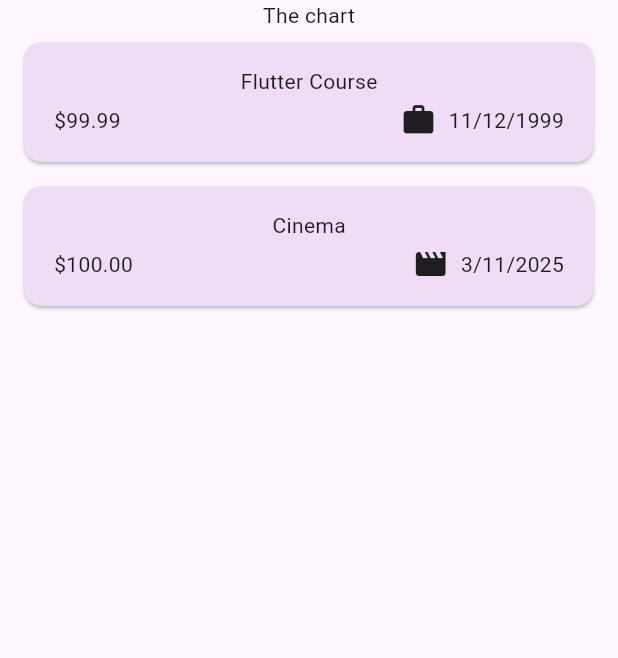
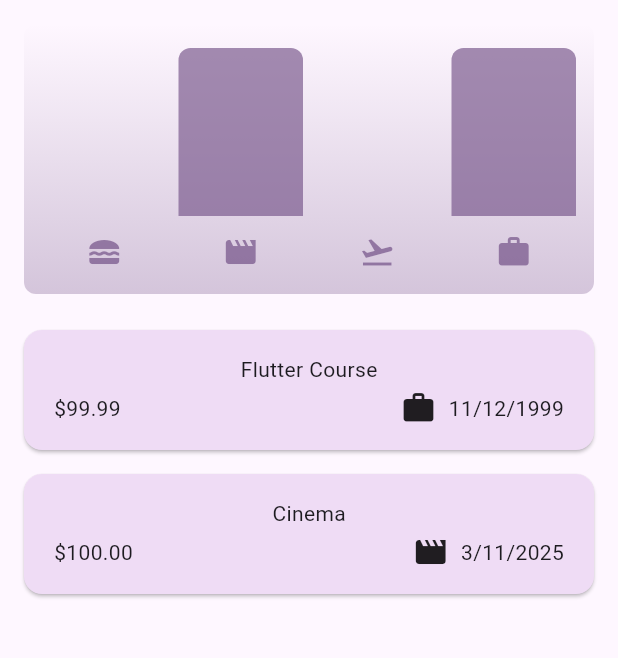
Before and after one commit to quanxutk1/flutter, a Flutter app: the screen it shows after launch, on a phone screen of 412 x 824 dp, the part 84-742 px from its top. Run offline on Flutter 3.47's test engine with Material 3 defaults, Android fonts, the phone set to English and light mode, and no system bars.

Commit message:
finished section 3

```diff
--- a/lib/models/main.dart
+++ b/lib/Section_III/main.dart
@@ -1,11 +1,18 @@
 import 'package:flutter/material.dart';
-import 'package:my_app/models/expenses.dart';
+import 'package:my_app/Section_III/widgets/expenses.dart';
 
-var kColorScheme =
-    ColorScheme.fromSeed(seedColor: Color.fromARGB(255, 96, 59, 118));
+var kColorScheme = ColorScheme.fromSeed(
+  seedColor: Color.fromARGB(255, 96, 59, 118),
+);
+var kDarkColorScheme = ColorScheme.fromSeed(
+  seedColor: Color.fromARGB(255, 5, 99, 125),
+);
 void main() {
   runApp(
     MaterialApp(
+      darkTheme: ThemeData().copyWith(
+        colorScheme: kDarkColorScheme,
+      ),
       theme: ThemeData().copyWith(
           colorScheme: kColorScheme,
           appBarTheme: AppBarTheme().copyWith(
--- a/lib/class/expense.dart
+++ b/lib/Section_III/models/expense.dart
@@ -32,3 +32,21 @@ class Expense {
     return formater.format(date);
   }
 }
+
+class ExpenseBucket {
+  const ExpenseBucket({required this.category, required this.expenses});
+  ExpenseBucket.forCategory(List<Expense> allExpenses, this.category)
+      : expenses =
+            allExpenses.where((expene) => expene.category == category).toList();
+
+  final Category category;
+  final List<Expense> expenses;
+
+  double get totalExpenses {
+    double sum = 0;
+    for (Expense expense in expenses) {
+      sum += expense.amount;
+    }
+    return sum;
+  }
+}
--- /dev/null
+++ b/lib/Section_III/widgets/chart/chart.dart
@@ -0,0 +1,95 @@
+import 'package:flutter/material.dart';
+
+import 'package:my_app/Section_III/models/expense.dart';
+import 'package:my_app/Section_III/widgets/chart/chart_bar.dart';
+
+class Chart extends StatelessWidget {
+  const Chart({super.key, required this.expenses});
+
+  final List<Expense> expenses;
+
+  List<ExpenseBucket> get buckets {
+    return [
+      ExpenseBucket.forCategory(expenses, Category.food),
+      ExpenseBucket.forCategory(expenses, Category.leisure),
+      ExpenseBucket.forCategory(expenses, Category.travel),
+      ExpenseBucket.forCategory(expenses, Category.work),
+    ];
+  }
+
+  double get maxTotalExpense {
+    double maxTotalExpense = 0;
+
+    for (final bucket in buckets) {
+      if (bucket.totalExpenses > maxTotalExpense) {
+        maxTotalExpense = bucket.totalExpenses;
+      }
+    }
+
+    return maxTotalExpense;
+  }
+
+  @override
+  Widget build(BuildContext context) {
+    final isDarkMode =
+        MediaQuery.of(context).platformBrightness == Brightness.dark;
+    return Container(
+      margin: const EdgeInsets.all(16),
+      padding: const EdgeInsets.symmetric(
+        vertical: 16,
+        horizontal: 8,
+      ),
+      width: double.infinity,
+      height: 180,
+      decoration: BoxDecoration(
+        borderRadius: BorderRadius.circular(8),
+        gradient: LinearGradient(
+          colors: [
+            Theme.of(context).colorScheme.primary.withOpacity(0.3),
+            Theme.of(context).colorScheme.primary.withOpacity(0.0)
+          ],
+          begin: Alignment.bottomCenter,
+          end: Alignment.topCenter,
+        ),
+      ),
+      child: Column(
+        children: [
+          Expanded(
+            child: Row(
+              crossAxisAlignment: CrossAxisAlignment.end,
+              children: [
+                for (final bucket in buckets) // alternative to map()
+                  ChartBar(
+                    fill: bucket.totalExpenses == 0
+                        ? 0
+                        : bucket.totalExpenses / maxTotalExpense,
+                  )
+              ],
+            ),
+          ),
+          const SizedBox(height: 12),
+          Row(
+            children: buckets
+                .map(
+                  (bucket) => Expanded(
+                    child: Padding(
+                      padding: const EdgeInsets.symmetric(horizontal: 4),
+                      child: Icon(
+                        categoryIcons[bucket.category],
+                        color: isDarkMode
+                            ? Theme.of(context).colorScheme.secondary
+                            : Theme.of(context)
+                                .colorScheme
+                                .primary
+                                .withOpacity(0.7),
+                      ),
+                    ),
+                  ),
+                )
+                .toList(),
+          )
+        ],
+      ),
+    );
+  }
+}
--- /dev/null
+++ b/lib/Section_III/widgets/chart/chart_bar.dart
@@ -0,0 +1,34 @@
+import 'package:flutter/material.dart';
+
+class ChartBar extends StatelessWidget {
+  const ChartBar({
+    super.key,
+    required this.fill,
+  });
+
+  final double fill;
+
+  @override
+  Widget build(BuildContext context) {
+    final isDarkMode =
+        MediaQuery.of(context).platformBrightness == Brightness.dark;
+    return Expanded(
+      child: Padding(
+        padding: const EdgeInsets.symmetric(horizontal: 4),
+        child: FractionallySizedBox(
+          heightFactor: fill,
+          child: DecoratedBox(
+            decoration: BoxDecoration(
+              shape: BoxShape.rectangle,
+              borderRadius:
+                  const BorderRadius.vertical(top: Radius.circular(8)),
+              color: isDarkMode
+                  ? Theme.of(context).colorScheme.secondary
+                  : Theme.of(context).colorScheme.primary.withOpacity(0.65),
+            ),
+          ),
+        ),
+      ),
+    );
+  }
+}
--- a/lib/widgets/expense_list/expense_item.dart
+++ b/lib/Section_III/widgets/expense_list/expense_item.dart
@@ -1,5 +1,5 @@
 import 'package:flutter/material.dart';
-import 'package:my_app/class/expense.dart';
+import 'package:my_app/Section_III/models/expense.dart';
 
 class ExpenseItem extends StatelessWidget {
   const ExpenseItem(this.expense, {super.key});
--- a/lib/widgets/expense_list/expenses_list.dart
+++ b/lib/Section_III/widgets/expense_list/expenses_list.dart
@@ -1,6 +1,6 @@
 import 'package:flutter/material.dart';
-import 'package:my_app/class/expense.dart';
-import 'package:my_app/widgets/expense_list/expense_item.dart';
+import 'package:my_app/Section_III/models/expense.dart';
+import 'package:my_app/Section_III/widgets/expense_list/expense_item.dart';
 
 class ExpensesList extends StatelessWidget {
   const ExpensesList({
--- a/lib/models/expenses.dart
+++ b/lib/Section_III/widgets/expenses.dart
@@ -1,7 +1,8 @@
 import 'package:flutter/material.dart';
-import 'package:my_app/class/expense.dart';
-import 'package:my_app/widgets/expense_list/expenses_list.dart';
-import 'package:my_app/widgets/new_expense.dart';
+import 'package:my_app/Section_III/models/expense.dart';
+import 'package:my_app/Section_III/widgets/chart/chart.dart';
+import 'package:my_app/Section_III/widgets/expense_list/expenses_list.dart';
+import 'package:my_app/Section_III/widgets/new_expense.dart';
 
 class Expenses extends StatefulWidget {
   const Expenses({super.key});
@@ -86,7 +87,7 @@ class _ExpensesState extends State<Expenses> {
       body: Column(
         children: [
           // Add toolbar => Row()
-          const Text('The chart'),
+          Chart(expenses: _registerExpense),
           Expanded(child: maimContent),
         ],
       ),
--- a/lib/widgets/new_expense.dart
+++ b/lib/Section_III/widgets/new_expense.dart
@@ -1,7 +1,7 @@
 import 'package:flutter/material.dart';
 import 'package:intl/intl.dart';
 
-import '../class/expense.dart';
+import '../models/expense.dart';
 
 final formater = DateFormat.yMd();
 
--- a/lib/finished/Section II/question_screen.dart
+++ b/lib/finished/Section II/question_screen.dart
@@ -1,5 +1,5 @@
 import 'package:flutter/material.dart';
-import 'package:my_app/data/question.dart';
+import 'package:my_app/finished/Section%20II/data/question.dart';
 //import 'package:my_app/models/quiz_question.dart';
 
 // import 'package:google_fonts/google_fonts.dart';
--- a/lib/finished/Section II/quiz.dart
+++ b/lib/finished/Section II/quiz.dart
@@ -1,5 +1,5 @@
 import 'package:flutter/material.dart';
-import 'package:my_app/data/question.dart';
+import 'package:my_app/finished/Section%20II/data/question.dart';
 import 'package:my_app/finished/Section%20II/question_screen.dart';
 import 'package:my_app/finished/Section%20II/results_screen.dart';
 
--- a/lib/finished/Section II/results_screen.dart
+++ b/lib/finished/Section II/results_screen.dart
@@ -1,5 +1,5 @@
 import "package:flutter/material.dart";
-import "package:my_app/data/question.dart";
+import "package:my_app/finished/Section%20II/data/question.dart";
 import 'questions_sumary.dart';
 
 class ResultsScreen extends StatelessWidget {
```
Also changed, not shown: lib/finished/Section II/data/question.dart (renamed from lib/data/question.dart).
